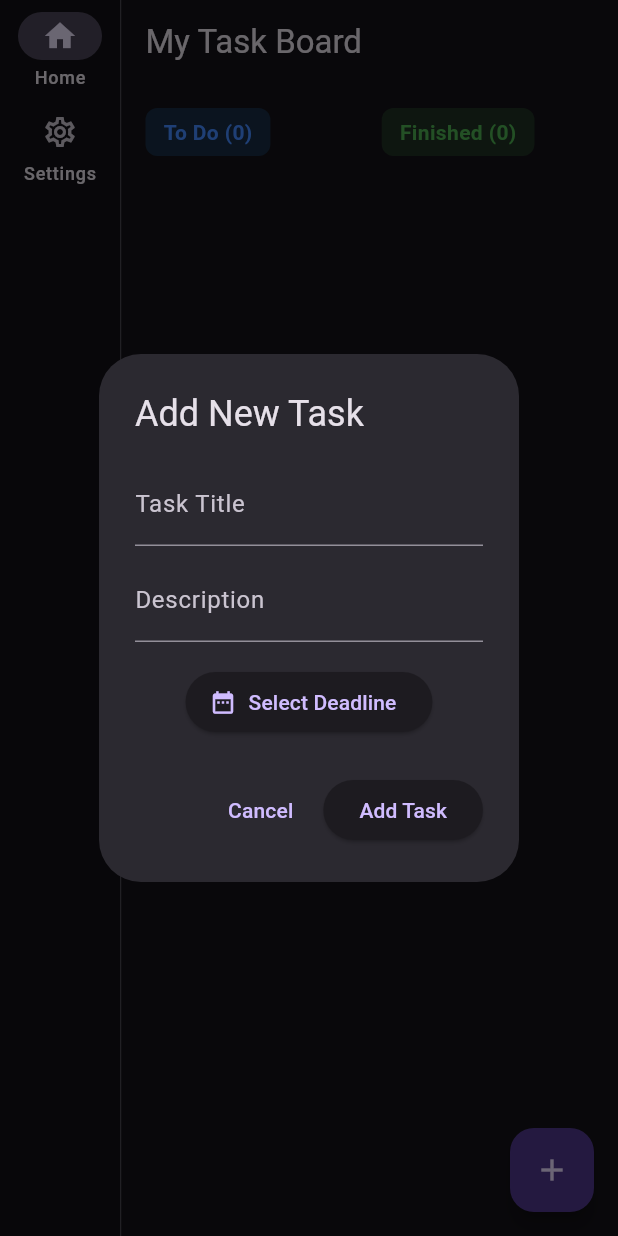
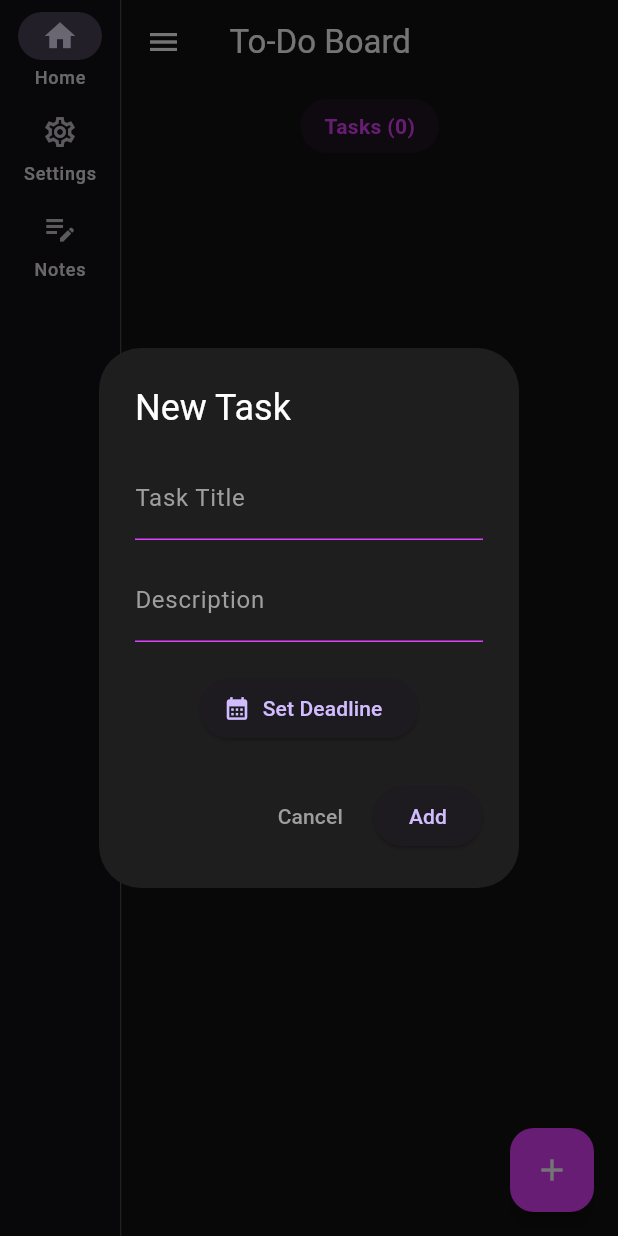
Before and after one commit to FandyHanz/TaskManApp, a Flutter app: the screen it shows after launch, after a tap on the "add" icon, on a phone screen of 412 x 824 dp. Run offline on Flutter 3.47's test engine with Material 3 defaults, Android fonts, the phone set to English and light mode, and no system bars.

Commit message:
Add: v 1.1  releases

```diff
--- a/lib/main.dart
+++ b/lib/main.dart
@@ -1,7 +1,6 @@
 import 'package:flutter/material.dart';
 import 'screens/home_screen.dart';
-import 'screens/home_screen.dart';
-import 'widgets/sidebar.dart';
+import 'screens/note_screen.dart';
 import 'screens/setting_screen.dart';
 
 void main() {
@@ -17,7 +16,6 @@ class TaskerApp extends StatelessWidget {
     return MaterialApp(
       debugShowCheckedModeBanner: false,
       title: 'Tasker Local',
-      // Pakai tema dark biar lebih berasa "anak IT"
       theme: ThemeData(
         brightness: Brightness.dark,
         primarySwatch: Colors.blue,
@@ -38,15 +36,17 @@ class MainLayout extends StatefulWidget {
 class _MainLayoutState extends State<MainLayout> {
   int _selectedIndex = 0;
 
-  // List halaman yang akan ditampilkan sesuai index navigasi
-  final List<Widget> _screens = [const HomeScreen(), const SettingsScreen()];
+    final List<Widget> _screens = [
+    const HomeScreen(),
+    const SettingsScreen(),
+    const NotesScreen(),
+  ];
 
   @override
   Widget build(BuildContext context) {
     return Scaffold(
       body: Row(
         children: [
-          // Nav Bar di sebelah kiri (Sidebar)
           NavigationRail(
             selectedIndex: _selectedIndex,
             onDestinationSelected: (int index) {
@@ -56,7 +56,7 @@ class _MainLayoutState extends State<MainLayout> {
             },
             labelType: NavigationRailLabelType.all,
             backgroundColor: Colors.black12,
-            destinations:  [
+            destinations: const [ // Tambahin const biar clean
               NavigationRailDestination(
                 icon: Icon(Icons.home_outlined),
                 selectedIcon: Icon(Icons.home),
@@ -65,15 +65,17 @@ class _MainLayoutState extends State<MainLayout> {
               NavigationRailDestination(
                 icon: Icon(Icons.settings_outlined),
                 selectedIcon: Icon(Icons.settings),
-                label: Text('Settings')
+                label: Text('Settings'),
+              ),
+              // Tambahin destinasi buat Notes
+              NavigationRailDestination(
+                icon: Icon(Icons.edit_note_outlined),
+                selectedIcon: Icon(Icons.edit_note),
+                label: Text('Notes'),
               ),
             ],
           ),
-
-          // Garis pemisah tipis antara nav bar dan konten
           const VerticalDivider(thickness: 1, width: 1),
-
-          // Konten utama aplikasi
           Expanded(child: _screens[_selectedIndex]),
         ],
       ),
--- a/lib/screens/home_screen.dart
+++ b/lib/screens/home_screen.dart
@@ -14,13 +14,16 @@ class _HomeScreenState extends State<HomeScreen> {
   List<Task> _tasks = [];
   bool _isLoading = true;
 
+  // State untuk kontrol kategori mana yang tampil (To Do / Finished)
+  bool _showFinishedCategory = false;
+
   @override
   void initState() {
     super.initState();
     _loadAllTasks();
   }
 
-  // Load data dari JSON
+  // 1. Load data dari JSON
   Future<void> _loadAllTasks() async {
     final data = await _storageService.loadTasks();
     setState(() {
@@ -29,7 +32,7 @@ class _HomeScreenState extends State<HomeScreen> {
     });
   }
 
-  // Tambah Task Baru
+  // 2. Fungsi Tambah Task Baru (Ini yang tadi hilang)
   void _addNewTask(String title, String desc, DateTime deadline) {
     final newTask = Task(
       id: DateTime.now().millisecondsSinceEpoch,
@@ -43,6 +46,7 @@ class _HomeScreenState extends State<HomeScreen> {
     _storageService.saveTasks(_tasks);
   }
 
+  // 3. Fungsi Tandai Selesai
   void _markAsDone(int id) {
     setState(() {
       _tasks.firstWhere((t) => t.id == id).isFinished = true;
@@ -50,6 +54,7 @@ class _HomeScreenState extends State<HomeScreen> {
     _storageService.saveTasks(_tasks);
   }
 
+  // 4. Fungsi Hapus Task
   void _deleteTask(int id) {
     setState(() {
       _tasks.removeWhere((t) => t.id == id);
@@ -57,138 +62,7 @@ class _HomeScreenState extends State<HomeScreen> {
     _storageService.saveTasks(_tasks);
   }
 
-  @override
-  Widget build(BuildContext context) {
-    if (_isLoading) {
-      return const Center(child: CircularProgressIndicator());
-    }
-
-    final todoTasks = _tasks.where((t) => !t.isFinished).toList();
-    final finishedTasks = _tasks.where((t) => t.isFinished).toList();
-
-    return Scaffold(
-      appBar: AppBar(
-        title: const Text("My Task Board"),
-        elevation: 0,
-        backgroundColor: Colors.transparent,
-      ),
-      floatingActionButton: FloatingActionButton(
-        onPressed: () => _showAddTaskDialog(context),
-        child: const Icon(Icons.add),
-      ),
-      body: Padding(
-        padding: const EdgeInsets.all(16.0),
-        child: Row(
-          crossAxisAlignment: CrossAxisAlignment.start,
-          children: [
-            // Kolom To Do
-            Expanded(child: _buildTaskColumn("To Do", todoTasks, false)),
-            const SizedBox(width: 16),
-            // Kolom Finished
-            Expanded(child: _buildTaskColumn("Finished", finishedTasks, true)),
-          ],
-        ),
-      ),
-    );
-  }
-
-  Widget _buildTaskColumn(String title, List<Task> tasks, bool isFinished) {
-    return Column(
-      crossAxisAlignment: CrossAxisAlignment.start,
-      children: [
-        Container(
-          padding: const EdgeInsets.symmetric(horizontal: 12, vertical: 6),
-          decoration: BoxDecoration(
-            color: isFinished
-                ? Colors.green.withOpacity(0.2)
-                : Colors.blue.withOpacity(0.2),
-            borderRadius: BorderRadius.circular(8),
-          ),
-          child: Text(
-            "$title (${tasks.length})",
-            style: TextStyle(
-              fontWeight: FontWeight.bold,
-              color: isFinished ? Colors.green : Colors.blueAccent,
-            ),
-          ),
-        ),
-        const SizedBox(height: 12),
-        Expanded(
-          child: ListView.builder(
-            itemCount: tasks.length,
-            itemBuilder: (context, index) {
-              final task = tasks[index];
-              return Card(
-                elevation: 2,
-                margin: const EdgeInsets.only(bottom: 12),
-                shape: RoundedRectangleBorder(
-                  borderRadius: BorderRadius.circular(12),
-                ),
-                child: ListTile(
-                  contentPadding: const EdgeInsets.all(12),
-                  title: Text(
-                    task.title,
-                    style: const TextStyle(fontWeight: FontWeight.bold),
-                  ),
-                  subtitle: Column(
-                    crossAxisAlignment: CrossAxisAlignment.start,
-                    children: [
-                      Text(task.desc),
-                      const SizedBox(height: 8),
-                      // Baris 139 di kode ente mestinya bagian ini:
-                      Row(
-                        children: [
-                          const Icon(
-                            Icons.calendar_month,
-                            size: 14,
-                            color: Colors.grey,
-                          ),
-                          const SizedBox(width: 4),
-                          Expanded(
-                            child: Text(
-                              "${task.deadline.day}/${task.deadline.month}/${task.deadline.year}",
-                              overflow: TextOverflow
-                                  .ellipsis,
-                              style: const TextStyle(
-                                fontSize: 12,
-                                color: Colors.grey,
-                              ),
-                            ),
-                          ),
-                        ],
-                      ),
-                    ],
-                  ),
-                  trailing: Column(
-                    mainAxisAlignment: MainAxisAlignment.center,
-                    children: [
-                      if (!isFinished)
-                        IconButton(
-                          icon: const Icon(
-                            Icons.check_circle_outline,
-                            color: Colors.green,
-                          ),
-                          onPressed: () => _markAsDone(task.id),
-                        )
-                      else
-                        IconButton(
-                          icon: const Icon(
-                            Icons.delete_outline,
-                            color: Colors.red,
-                          ),
-                          onPressed: () => _deleteTask(task.id),
-                        ),
-                    ],
-                  ),
-                ),
-              );
-            },
-          ),
-        ),
-      ],
-    );
-  }
-
+  // 5. Fungsi Tampilkan Dialog Input (Ini jg tadi bikin merah)
   void _showAddTaskDialog(BuildContext context) {
     final titleController = TextEditingController();
     final descController = TextEditingController();
@@ -197,24 +71,34 @@ class _HomeScreenState extends State<HomeScreen> {
     showDialog(
       context: context,
       builder: (context) => AlertDialog(
-        title: const Text("Add New Task"),
+        backgroundColor: const Color(0xFF1E1E1E),
+        title: const Text("New Task", style: TextStyle(color: Colors.white)),
         content: SingleChildScrollView(
           child: Column(
             mainAxisSize: MainAxisSize.min,
             children: [
               TextField(
                 controller: titleController,
-                decoration: const InputDecoration(labelText: "Task Title"),
+                style: const TextStyle(color: Colors.white),
+                decoration: const InputDecoration(
+                  labelText: "Task Title",
+                  labelStyle: TextStyle(color: Colors.grey),
+                  enabledBorder: UnderlineInputBorder(borderSide: BorderSide(color: Colors.purpleAccent)),
+                ),
               ),
-              const SizedBox(height: 8),
+              const SizedBox(height: 12),
               TextField(
                 controller: descController,
-                decoration: const InputDecoration(labelText: "Description"),
+                style: const TextStyle(color: Colors.white),
+                decoration: const InputDecoration(
+                  labelText: "Description",
+                  labelStyle: TextStyle(color: Colors.grey),
+                  enabledBorder: UnderlineInputBorder(borderSide: BorderSide(color: Colors.purpleAccent)),
+                ),
               ),
-              const SizedBox(height: 16),
+              const SizedBox(height: 20),
+              // Tombol Pilih Tanggal
               ElevatedButton.icon(
-                icon: const Icon(Icons.date_range),
-                label: const Text("Select Deadline"),
                 onPressed: () async {
                   final picked = await showDatePicker(
                     context: context,
@@ -224,6 +108,8 @@ class _HomeScreenState extends State<HomeScreen> {
                   );
                   if (picked != null) selectedDate = picked;
                 },
+                icon: const Icon(Icons.calendar_month),
+                label: const Text("Set Deadline"),
               ),
             ],
           ),
@@ -231,23 +117,146 @@ class _HomeScreenState extends State<HomeScreen> {
         actions: [
           TextButton(
             onPressed: () => Navigator.pop(context),
-            child: const Text("Cancel"),
+            child: const Text("Cancel", style: TextStyle(color: Colors.grey)),
           ),
           ElevatedButton(
             onPressed: () {
               if (titleController.text.isNotEmpty) {
-                _addNewTask(
-                  titleController.text,
-                  descController.text,
-                  selectedDate,
-                );
+                _addNewTask(titleController.text, descController.text, selectedDate);
                 Navigator.pop(context);
               }
             },
-            child: const Text("Add Task"),
+            child: const Text("Add"),
           ),
         ],
       ),
     );
   }
+
+  void tambahTask(BuildContext context) {
+    _showAddTaskDialog(context);
+  }
+
+  @override
+  Widget build(BuildContext context) {
+    if (_isLoading) {
+      return const Scaffold(
+        backgroundColor: Color(0xFF121212),
+        body: Center(child: CircularProgressIndicator())
+      );
+    }
+
+    final currentTasks = _tasks.where((t) => t.isFinished == _showFinishedCategory).toList();
+
+    return Scaffold(
+      backgroundColor: const Color(0xFF121212),
+      appBar: AppBar(
+        title: Text(_showFinishedCategory ? "Finished Board" : "To-Do Board"),
+        backgroundColor: Colors.transparent,
+        elevation: 0,
+        foregroundColor: Colors.white,
+      ),
+      drawer: Drawer(
+        backgroundColor: const Color(0xFF1F1B24),
+        child: ListView(
+          padding: EdgeInsets.zero,
+          children: [
+            const SizedBox(height: 50),
+            const Icon(Icons.apps, size: 64, color: Colors.purpleAccent),
+            const SizedBox(height: 20),
+            ListTile(
+              leading: Icon(Icons.playlist_add_check_rounded, color: !_showFinishedCategory ? Colors.purpleAccent : Colors.white70),
+              title: Text("To Do List", style: TextStyle(color: !_showFinishedCategory ? Colors.purpleAccent : Colors.white70)),
+              onTap: () {
+                setState(() => _showFinishedCategory = false);
+                Navigator.pop(context);
+              },
+            ),
+            ListTile(
+              leading: Icon(Icons.done_all_rounded, color: _showFinishedCategory ? Colors.greenAccent : Colors.white70),
+              title: Text("Finished Board", style: TextStyle(color: _showFinishedCategory ? Colors.greenAccent : Colors.white70)),
+              onTap: () {
+                setState(() => _showFinishedCategory = true);
+                Navigator.pop(context);
+              },
+            ),
+          ],
+        ),
+      ),
+      floatingActionButton: FloatingActionButton(
+        onPressed: () => _showAddTaskDialog(context),
+        backgroundColor: Colors.purpleAccent,
+        child: const Icon(Icons.add, color: Colors.white),
+      ),
+      body: Container(
+        padding: const EdgeInsets.symmetric(horizontal: 16.0),
+        child: Column(
+          children: [
+            const SizedBox(height: 10),
+            Container(
+              padding: const EdgeInsets.symmetric(horizontal: 16, vertical: 8),
+              decoration: BoxDecoration(
+                color: _showFinishedCategory ? Colors.green.withOpacity(0.1) : Colors.purple.withOpacity(0.1),
+                borderRadius: BorderRadius.circular(20),
+              ),
+              child: Text(
+                "${_showFinishedCategory ? "Done" : "Tasks"} (${currentTasks.length})",
+                style: TextStyle(
+                  fontWeight: FontWeight.bold,
+                  color: _showFinishedCategory ? Colors.greenAccent : Colors.purpleAccent
+                ),
+              ),
+            ),
+            const SizedBox(height: 16),
+            Expanded(
+              child: ListView.builder(
+                itemCount: currentTasks.length,
+                itemBuilder: (context, index) {
+                  final task = currentTasks[index];
+                  return Card(
+                    color: const Color(0xFF1E1E1E),
+                    margin: const EdgeInsets.only(bottom: 12),
+                    shape: RoundedRectangleBorder(borderRadius: BorderRadius.circular(15)),
+                    child: ListTile(
+                      contentPadding: const EdgeInsets.all(16),
+                      title: Text(
+                        task.title,
+                        style: const TextStyle(fontWeight: FontWeight.bold, color: Colors.white, fontSize: 18)
+                      ),
+                      subtitle: Column(
+                        crossAxisAlignment: CrossAxisAlignment.start,
+                        children: [
+                          const SizedBox(height: 8),
+                          Text(task.desc, style: const TextStyle(color: Colors.white70, fontSize: 14)),
+                          const SizedBox(height: 12),
+                          Row(
+                            children: [
+                              const Icon(Icons.calendar_month, size: 16, color: Colors.grey),
+                              const SizedBox(width: 6),
+                              Text(
+                                "${task.deadline.day}/${task.deadline.month}/${task.deadline.year}",
+                                style: const TextStyle(fontSize: 12, color: Colors.grey),
+                              ),
+                            ],
+                          ),
+                        ],
+                      ),
+                      trailing: IconButton(
+                        icon: Icon(
+                          _showFinishedCategory ? Icons.delete_sweep : Icons.check_circle,
+                          color: _showFinishedCategory ? Colors.redAccent : Colors.greenAccent,
+                          size: 28,
+                        ),
+                        onPressed: () => _showFinishedCategory ? _deleteTask(task.id) : _markAsDone(task.id),
+                      ),
+                    ),
+                  );
+                },
+              ),
+            ),
+          ],
+        ),
+      ),
+    );
+  }
 }
--- a/lib/widgets/sidebar.dart
+++ b/lib/widgets/sidebar.dart
@@ -14,6 +14,7 @@ class SideNavigation extends StatelessWidget {
       labelType: NavigationRailLabelType.all,
       destinations: const [
         NavigationRailDestination(icon: Icon(Icons.dashboard_outlined), selectedIcon: Icon(Icons.dashboard), label: Text('Home')),
+        NavigationRailDestination(icon: Icon(Icons.edit_note_outlined), selectedIcon: Icon(Icons.settings), label: Text('Notes')),
         NavigationRailDestination(icon: Icon(Icons.settings_outlined), selectedIcon: Icon(Icons.settings), label: Text('Settings')),
       ],
     );
```
Also changed, not shown: lib/models/note_models.dart (added, +27 -0 lines), lib/screens/note_screen.dart (added, +185 -0 lines), lib/screens/setting_screen.dart (+4 -4 lines), pubspec.yaml (+13 -67 lines), assets/images/app_logo.png (added), pubspec.lock, 13 other files.
